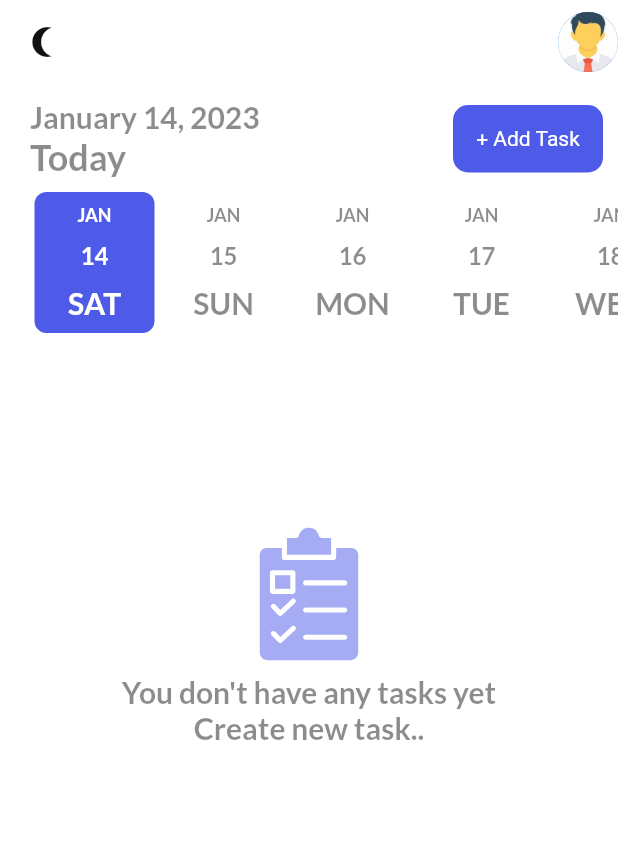
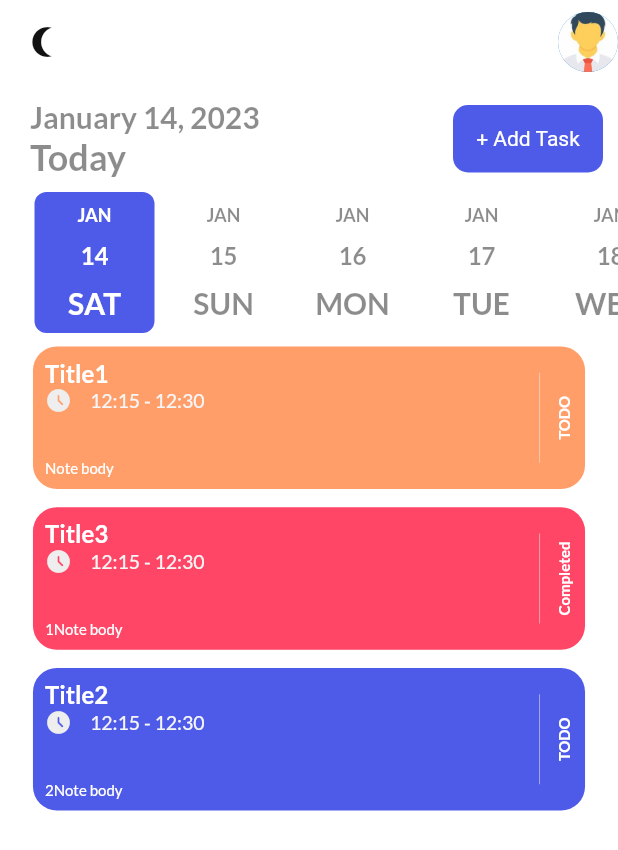
Before and after one commit to mohamednasser11/todoApp, a Flutter app: the screen it shows after launch, on a phone screen of 412 x 824 dp. Shown: the top 850 px of the screen. Run offline on Flutter 3.47's test engine with Material 2 defaults, Android fonts, the phone set to English and light mode, and no system bars; drawn by our look-alikes of date_picker_timeline; our stand-ins replace flutter_local_notifications, flutter_staggered_animations, flutter_svg, get, get_storage, google_fonts and 1 more.

Commit message:
home page updated ui with some tasks in it from task controller

```diff
--- a/lib/controllers/task_controller.dart
+++ b/lib/controllers/task_controller.dart
@@ -2,6 +2,28 @@ import 'package:get/get.dart';
 import 'package:todo2/models/task.dart';
 
 class TaskController extends GetxController {
-  final taskList = <Task>[];
+  final taskList = <Task>[
+    Task(
+        title: 'Title1',
+        note: 'Note body',
+        isCompleted: 0,
+        startTime: '12:15',
+        endTime: '12:30',
+        color: 2),
+    Task(
+        title: 'Title3',
+        note: '1Note body',
+        isCompleted: 1,
+        startTime: '12:15',
+        endTime: '12:30',
+        color: 1),
+    Task(
+        title: 'Title2',
+        note: '2Note body',
+        isCompleted: 0,
+        startTime: '12:15',
+        endTime: '12:30',
+        color: 0)
+  ];
   getTask() {}
 }
--- a/lib/models/task.dart
+++ b/lib/models/task.dart
@@ -9,4 +9,16 @@ class Task {
   int? color;
   int? remind;
   String? repeat;
+  Task({
+    this.id,
+    this.title,
+    this.note,
+    this.isCompleted,
+    this.date,
+    this.startTime,
+    this.endTime,
+    this.color,
+    this.remind,
+    this.repeat,
+  });
 }
--- a/lib/services/theme_services.dart
+++ b/lib/services/theme_services.dart
@@ -18,6 +18,6 @@ class ThemeServices {
   ThemeMode get theme => _loadThemeFromBox() ? ThemeMode.dark : ThemeMode.light;
   void switchTheme() {
     Get.changeThemeMode(_loadThemeFromBox() ? ThemeMode.light : ThemeMode.dark);
-    _saveThemetoBox(_loadThemeFromBox());
+    _saveThemetoBox(!_loadThemeFromBox());
   }
 }
--- a/lib/ui/widgets/task_tile.dart
+++ b/lib/ui/widgets/task_tile.dart
@@ -1,6 +1,7 @@
 import 'package:flutter/material.dart';
 import 'package:google_fonts/google_fonts.dart';
 import 'package:todo2/ui/size_config.dart';
+import 'package:todo2/ui/theme.dart';
 
 import '../../models/task.dart';
 
@@ -10,22 +11,35 @@ class TaskTile extends StatelessWidget {
   final Task task;
   @override
   Widget build(BuildContext context) {
-    return Padding(
+    return Container(
       padding: EdgeInsets.symmetric(
           horizontal: getProportionateScreenWidth(
               SizeConfig.orientation == Orientation.landscape ? 4 : 20)),
-      child: Container(
       width: SizeConfig.orientation == Orientation.landscape
           ? SizeConfig.screenWidth / 2
           : SizeConfig.screenWidth,
+      margin: EdgeInsets.only(bottom: getProportionateScreenHeight(12)),
       child: Container(
+        padding: const EdgeInsets.all(8.0),
+        decoration: BoxDecoration(
+            borderRadius: BorderRadius.circular(16),
+            color: _getBGClr(task.color)),
         child: Row(children: [
           Expanded(
             child: SingleChildScrollView(
               child: Column(
+                crossAxisAlignment: CrossAxisAlignment.start,
                 children: [
-                    Text(task.title!),
+                  Text(
+                    task.title!,
+                    style: GoogleFonts.lato(
+                        textStyle: const TextStyle(
+                            fontSize: 16,
+                            fontWeight: FontWeight.bold,
+                            color: Colors.white)),
+                  ),
                   Row(
+                    crossAxisAlignment: CrossAxisAlignment.center,
                     children: [
                       Icon(
                         Icons.access_time_filled_rounded,
@@ -40,7 +54,6 @@ class TaskTile extends StatelessWidget {
                         style: GoogleFonts.lato(
                           textStyle: TextStyle(
                             fontSize: 13,
-                              fontWeight: FontWeight.bold,
                             color: Colors.grey[100],
                           ),
                         ),
@@ -50,7 +63,15 @@ class TaskTile extends StatelessWidget {
                   const SizedBox(
                     height: 30,
                   ),
-                    Text(task.note!),
+                  Text(
+                    task.note!,
+                    style: GoogleFonts.lato(
+                      textStyle: const TextStyle(
+                        fontSize: 10,
+                        color: Colors.white,
+                      ),
+                    ),
+                  ),
                 ],
               ),
             ),
@@ -74,7 +95,19 @@ class TaskTile extends StatelessWidget {
           ),
         ]),
       ),
-      ),
     );
   }
+
+  _getBGClr(int? color) {
+    switch (color) {
+      case 0:
+        return bluishClr;
+      case 1:
+        return pinkClr;
+      case 2:
+        return orangeClr;
+      default:
+        return bluishClr;
     }
+  }
+}
```
Also changed, not shown: lib/ui/pages/home_page.dart (+123 -10 lines). Lines whose indentation alone changed are shown as unchanged.
